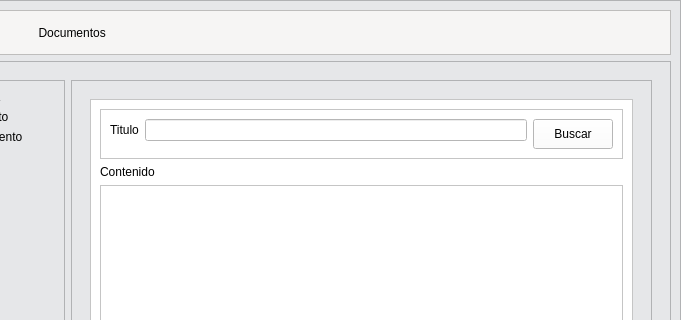
Before: the Qt Designer form Tecnologías Emergentes/proyecto.ui in evegand/8vo, drawn with Qt 5; both pictures show x 130 to 811 and y 0 to 320 of the 811 by 455 pixel window.
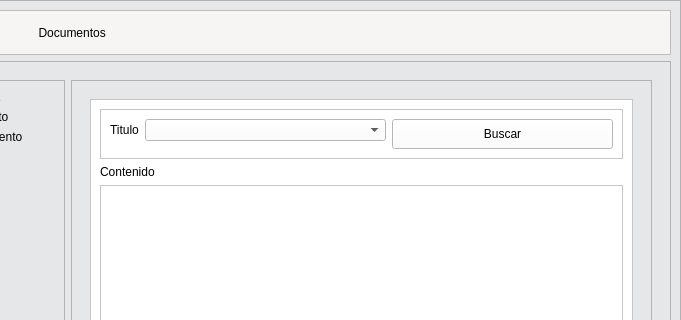
After: the same form once the commit is applied. The open tabs and pages were chosen to show the change. Icons and pictures are not drawn.

Diff of the .ui file:
```diff
--- a/Tecnologías Emergentes/proyecto.ui
+++ b/Tecnologías Emergentes/proyecto.ui
@@ -1448,7 +1448,7 @@
                           <property name="frameShadow">
                            <enum>QFrame::Raised</enum>
                           </property>
-                          <layout class="QHBoxLayout" name="horizontalLayout_7">
+                          <layout class="QHBoxLayout" name="horizontalLayout_7" stretch="5,4">
                            <item>
                             <layout class="QFormLayout" name="formLayout_7">
                              <item row="0" column="0">
@@ -1459,14 +1459,7 @@
                               </widget>
                              </item>
                              <item row="0" column="1">
-                              <widget class="QLineEdit" name="tituloLineEdit_2">
-                               <property name="minimumSize">
-                                <size>
-                                 <width>0</width>
-                                 <height>20</height>
-                                </size>
-                               </property>
-                              </widget>
+                              <widget class="QComboBox" name="tituloComboBox"/>
                              </item>
                             </layout>
                            </item>
```
Left out of the diff: 11 changed lines with no effect on the pictures.
